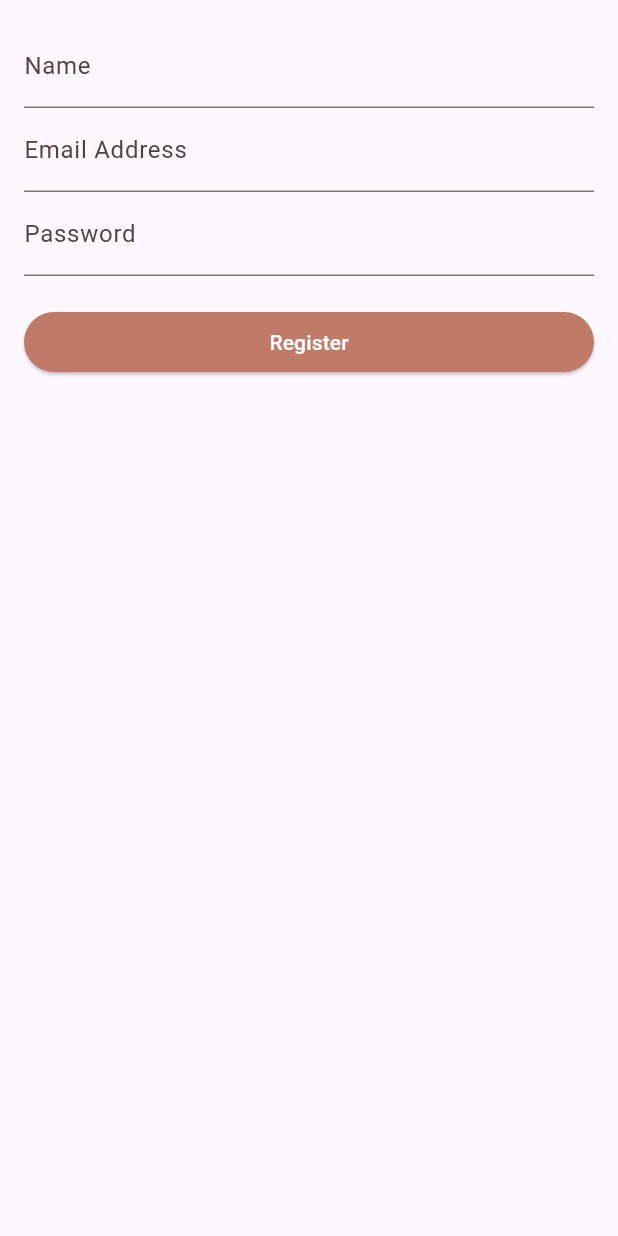
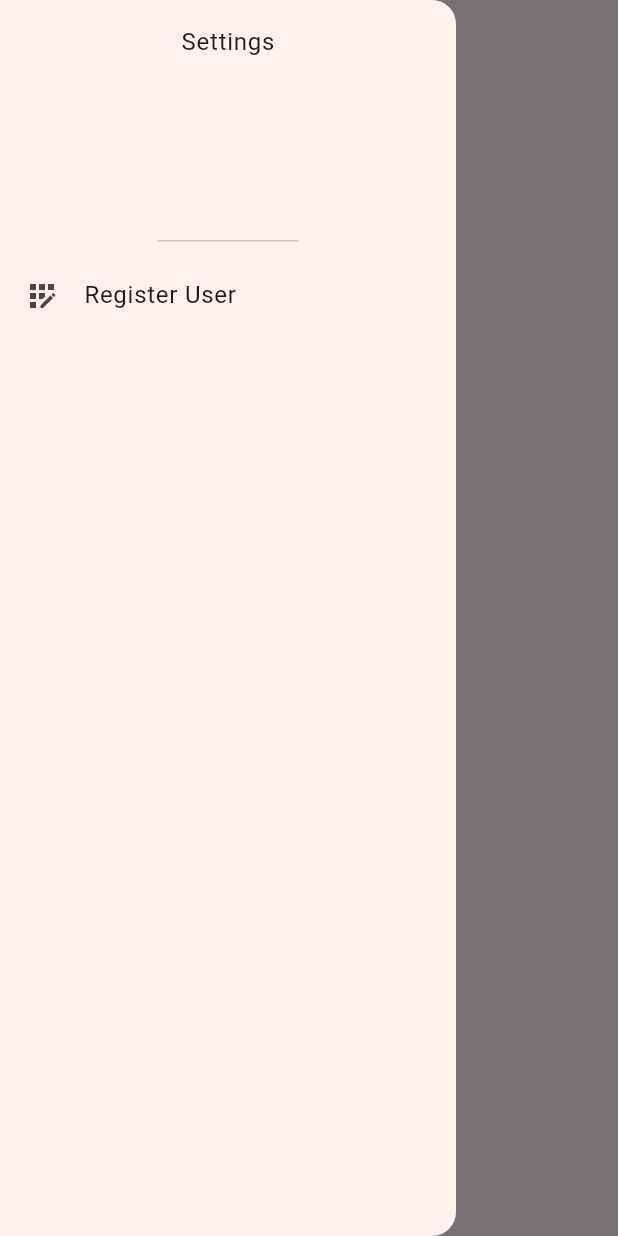
Before and after one commit to MilanFox/Fox-Tales, a Flutter app: the screen it shows after launch, with the side drawer open (before the commit the screen has no drawer), on a phone screen of 412 x 824 dp. Run offline on Flutter 3.47's test engine with Material 3 defaults, Android fonts, the light colour scheme and no system bars; our stand-ins replace firebase_auth, firebase_core, flutter_dotenv; accounts and stored records are empty.

Commit message:
Drawer Menu & Custom Font

```diff
--- a/lib/main.dart
+++ b/lib/main.dart
@@ -1,9 +1,9 @@
 import 'package:flutter/material.dart';
 import 'package:firebase_core/firebase_core.dart';
 import 'package:fox_tales/data/colors.dart';
+import 'package:fox_tales/screens/home_screen.dart';
 import 'firebase_options.dart';
 import 'package:flutter_dotenv/flutter_dotenv.dart';
-import 'package:fox_tales/screens/register_screen.dart';
 
 Future main() async {
   WidgetsFlutterBinding.ensureInitialized();
@@ -22,7 +22,7 @@ class App extends StatelessWidget {
       theme: ThemeData().copyWith(
         colorScheme: ColorScheme.fromSeed(seedColor: primary),
       ),
-      home: const Scaffold(body: RegisterScreen()),
+      home: const HomeScreen(),
     );
   }
 }
--- /dev/null
+++ b/lib/screens/home_screen.dart
@@ -0,0 +1,26 @@
+import 'package:flutter/material.dart';
+import 'package:fox_tales/widgets/molecules/main_drawer.dart';
+
+class HomeScreen extends StatefulWidget {
+  const HomeScreen({Key? key});
+
+  @override
+  State<HomeScreen> createState() {
+    return _HomeScreenState();
+  }
+}
+
+class _HomeScreenState extends State<HomeScreen> {
+  @override
+  Widget build(BuildContext context) {
+    return Scaffold(
+      appBar: AppBar(
+          title: const Text(
+        'FoxTales',
+        style: TextStyle(fontFamily: 'Tahu', fontSize: 40),
+      )),
+      drawer: const MainDrawer(),
+      body: Text('Home Feed'),
+    );
+  }
+}
--- a/lib/screens/register_screen.dart
+++ b/lib/screens/register_screen.dart
@@ -58,7 +58,9 @@ class _RegisterScreenState extends State<RegisterScreen> {
 
   @override
   Widget build(BuildContext context) {
-    return SingleChildScrollView(
+    return Scaffold(
+      appBar: AppBar(title: const Text('FoxTales')),
+      body: SingleChildScrollView(
         child: Padding(
           padding: const EdgeInsets.all(16),
           child: Form(
@@ -116,6 +118,7 @@ class _RegisterScreenState extends State<RegisterScreen> {
             ),
           ),
         ),
+      ),
     );
   }
 }
--- /dev/null
+++ b/lib/widgets/molecules/main_drawer.dart
@@ -0,0 +1,32 @@
+import 'package:flutter/material.dart';
+import 'package:fox_tales/screens/register_screen.dart';
+
+class MainDrawer extends StatefulWidget {
+  const MainDrawer({Key? key});
+
+  @override
+  State<MainDrawer> createState() {
+    return _MainDrawerState();
+  }
+}
+
+class _MainDrawerState extends State<MainDrawer> {
+  @override
+  Widget build(BuildContext context) {
+    return Drawer(
+      child: Column(
+        children: [
+          DrawerHeader(child: Text('Settings')),
+          ListTile(
+            title: Text('Register User'),
+            leading: Icon(Icons.app_registration),
+            onTap: () {
+              Navigator.of(context)
+                  .push(MaterialPageRoute(builder: (ctx) => RegisterScreen()));
+            },
+          ),
+        ],
+      ),
+    );
+  }
+}
```
Also changed, not shown: pubspec.yaml (+5 -11 lines), assets/fonts/Tahu.ttf (added), 1 other file. Lines whose indentation alone changed are shown as unchanged.
